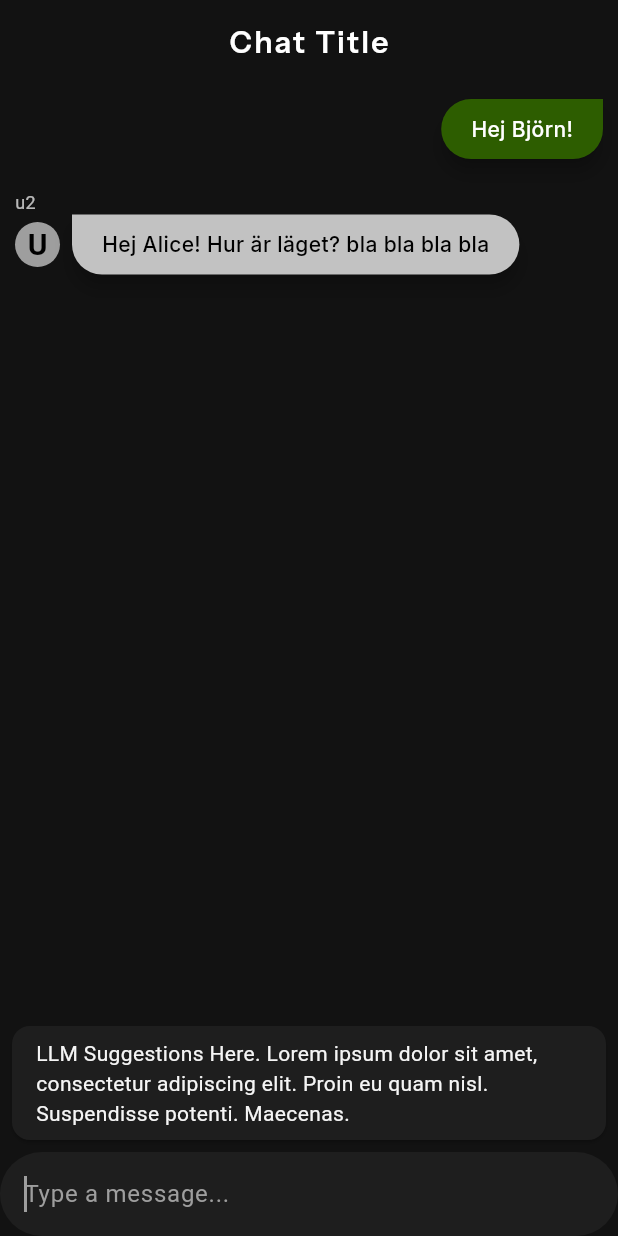
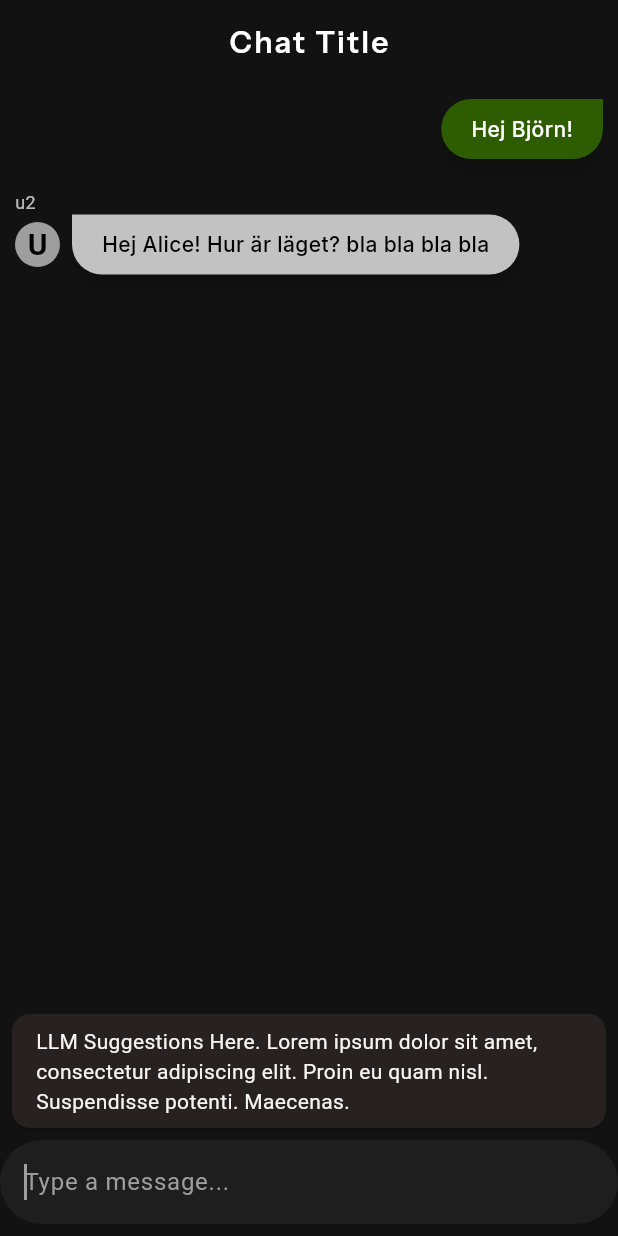
Before and after one commit to gu-tig333-ht25/FuseChat, a Flutter app: the screen it shows after launch, on a phone screen of 412 x 824 dp. Run offline on Flutter 3.47's test engine with Material 3 defaults, Android fonts, the phone set to English and light mode, and no system bars.

Commit message:
Update card color

```diff
--- a/lib/pages/chat_screen.dart
+++ b/lib/pages/chat_screen.dart
@@ -50,6 +50,8 @@ class _ChatScreenState extends State<ChatScreen> {
               crossAxisAlignment: CrossAxisAlignment.center,
               children: <Widget>[
                 Expanded(
+                  child: Padding(
+                    padding: const EdgeInsets.only(bottom: 8.0),
                     child: TextField(
                       controller: messageTextController,
                       autofocus: true,
@@ -72,6 +74,7 @@ class _ChatScreenState extends State<ChatScreen> {
                         });
                         messageTextController.clear();
                       },
+                    ),
                   ),
                 ),
               ],
--- a/lib/theme/themedata.dart
+++ b/lib/theme/themedata.dart
@@ -24,7 +24,7 @@ final ThemeData fuseChatDarkTheme = ThemeData(
       color: Colors.white,
     ),
   ),
-  cardColor: Color(0xFF1E1E1E),
+  cardColor: Color(0xFF282121),
   searchBarTheme: const SearchBarThemeData(
     backgroundColor: WidgetStatePropertyAll(Colors.white),
     textStyle: WidgetStatePropertyAll(TextStyle(color: Colors.black)),
```
Lines whose indentation alone changed are shown as unchanged.
